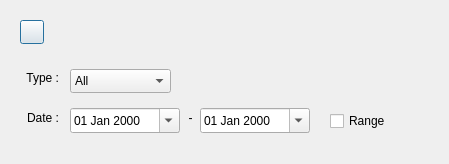
The window that historydialog_search.ui (oyxong123/Yx_RoutineTracker) describes before a commit, drawn with Qt 5.
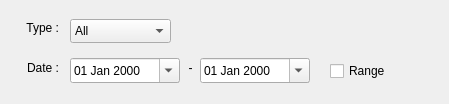
The same window after the commit. Icons and pictures are not drawn.

The edit to the form file:
```diff
--- a/historydialog_search.ui
+++ b/historydialog_search.ui
@@ -7,33 +7,17 @@
     <x>0</x>
     <y>0</y>
     <width>449</width>
-    <height>164</height>
+    <height>104</height>
    </rect>
   </property>
   <property name="windowTitle">
    <string>History Search</string>
   </property>
-  <widget class="QPushButton" name="btnHome">
-   <property name="geometry">
-    <rect>
-     <x>20</x>
-     <y>20</y>
-     <width>24</width>
-     <height>24</height>
-    </rect>
-   </property>
-   <property name="text">
-    <string/>
-   </property>
-   <property name="icon">
-    <iconset theme="QIcon::ThemeIcon::GoHome"/>
-   </property>
-  </widget>
   <widget class="QComboBox" name="cbType">
    <property name="geometry">
     <rect>
      <x>70</x>
-     <y>69</y>
+     <y>19</y>
      <width>101</width>
      <height>24</height>
     </rect>
@@ -93,7 +77,7 @@
    <property name="geometry">
     <rect>
      <x>10</x>
-     <y>70</y>
+     <y>20</y>
      <width>49</width>
      <height>16</height>
     </rect>
@@ -109,7 +93,7 @@
    <property name="geometry">
     <rect>
      <x>70</x>
-     <y>108</y>
+     <y>58</y>
      <width>110</width>
      <height>25</height>
     </rect>
@@ -128,7 +112,7 @@
    <property name="geometry">
     <rect>
      <x>10</x>
-     <y>110</y>
+     <y>60</y>
      <width>49</width>
      <height>16</height>
     </rect>
@@ -144,7 +128,7 @@
    <property name="geometry">
     <rect>
      <x>200</x>
-     <y>108</y>
+     <y>58</y>
      <width>110</width>
      <height>25</height>
     </rect>
@@ -163,7 +147,7 @@
    <property name="geometry">
     <rect>
      <x>180</x>
-     <y>108</y>
+     <y>58</y>
      <width>21</width>
      <height>20</height>
     </rect>
@@ -179,7 +163,7 @@
    <property name="geometry">
     <rect>
      <x>330</x>
-     <y>110</y>
+     <y>60</y>
      <width>78</width>
      <height>22</height>
     </rect>
```
